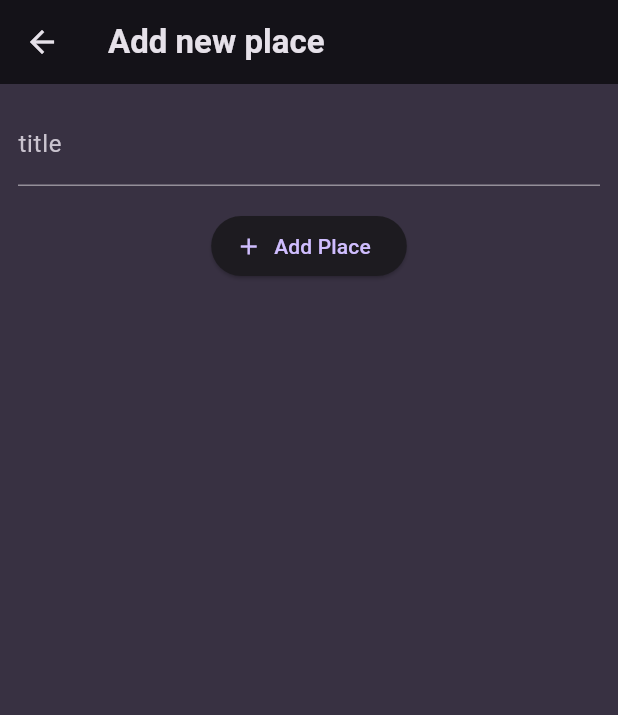
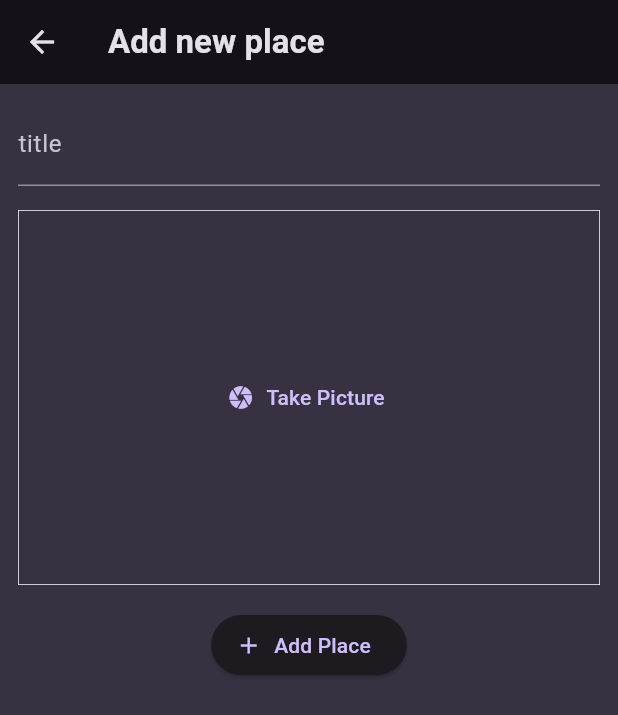
Before and after one commit to mahmoud-alwakeel/fav_places, a Flutter app: the AddNewPlaceScreen screen opened directly, on a phone screen of 412 x 824 dp. Shown: the top 715 px of the screen. Run offline on Flutter 3.47's test engine with Material 3 defaults, Android fonts, the phone set to English and light mode, and no system bars; our stand-ins replace flutter_riverpod, google_fonts, image_picker.

Commit message:
adding image and displaying it

```diff
--- a/lib/screens/add_new_place_screen.dart
+++ b/lib/screens/add_new_place_screen.dart
@@ -1,4 +1,5 @@
 import 'package:fav_places/providers/user_places.dart';
+import 'package:fav_places/widgets/image_input.dart';
 import 'package:flutter/material.dart';
 import 'package:flutter_riverpod/flutter_riverpod.dart';
 
@@ -51,6 +52,10 @@ class _AddNewPlaceScreenState extends ConsumerState<AddNewPlaceScreen> {
               const SizedBox(
                 height: 16,
               ),
+              ImageInput(),
+              const SizedBox(
+                height: 16,
+              ),
               ElevatedButton.icon(
                 icon: const Icon(Icons.add),
                 onPressed: _savePlace,
--- /dev/null
+++ b/lib/widgets/image_input.dart
@@ -0,0 +1,53 @@
+import 'dart:io';
+
+import 'package:flutter/material.dart';
+import 'package:image_picker/image_picker.dart';
+
+class ImageInput extends StatefulWidget {
+  const ImageInput({super.key});
+
+  @override
+  State<ImageInput> createState() => _ImageInputState();
+}
+
+class _ImageInputState extends State<ImageInput> {
+  File? _selectedImage;
+  void _takePicture() async {
+    final imagePicker = ImagePicker();
+    final pickedImage =
+        await imagePicker.pickImage(source: ImageSource.camera, maxWidth: 600);
+
+    if (pickedImage == null) {
+      return;
+    }
+
+    setState(() {
+      _selectedImage = File(pickedImage.path);
+    });
+  }
+
+  @override
+  Widget build(BuildContext context) {
+    return Container(
+      decoration:
+          BoxDecoration(border: Border.all(width: 0.5, color: Colors.white)),
+      height: 250,
+      width: double.infinity,
+      child: _selectedImage != null
+          ? GestureDetector(
+            onTap: _takePicture,
+            child: Image.file(
+                _selectedImage!,
+                fit: BoxFit.cover,
+                width: double.infinity,
+                height: double.infinity,
+              ),
+          )
+          : TextButton.icon(
+              icon: const Icon(Icons.camera),
+              onPressed: _takePicture,
+              label: const Text('Take Picture'),
+            ),
+    );
+  }
+}
--- a/pubspec.yaml
+++ b/pubspec.yaml
@@ -38,6 +38,7 @@ dependencies:
   google_fonts: ^6.2.1
   flutter_riverpod: ^2.5.1
   uuid: ^4.4.2
+  image_picker: ^1.1.2
 
 dev_dependencies:
   flutter_test:
```
Also changed, not shown: lib/screens/place_details_screen.dart (added, +27 -0 lines), lib/widgets/places_list.dart (+10 -0 lines), pubspec.lock, 1 other file.
